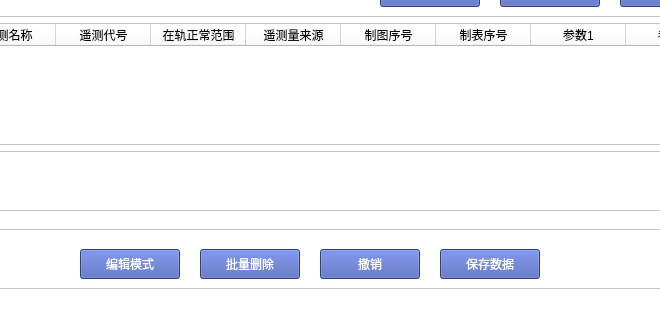
Before: the Qt Designer form interface.ui in Shen-LW/analysis_xp, drawn with Qt 5; both pictures show x 239 to 899 and y 508 to 828 of the 1319 by 828 pixel window.
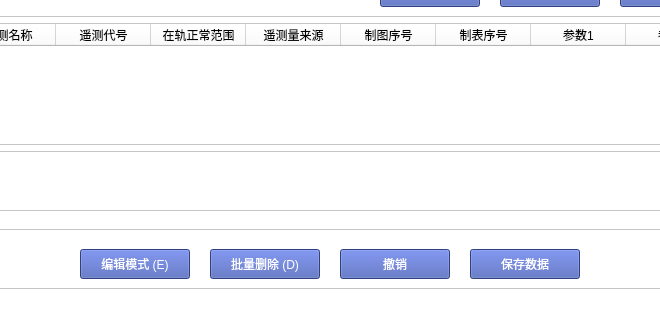
After: the same form once the commit is applied.

The edit to the form file:
```diff
--- a/interface.ui
+++ b/interface.ui
@@ -759,9 +759,9 @@
       <widget class="QPushButton" name="save_change_btn">
        <property name="geometry">
         <rect>
-         <x>670</x>
+         <x>700</x>
          <y>20</y>
-         <width>100</width>
+         <width>110</width>
          <height>30</height>
         </rect>
        </property>
@@ -778,7 +778,7 @@
         <rect>
          <x>310</x>
          <y>20</y>
-         <width>100</width>
+         <width>110</width>
          <height>30</height>
         </rect>
        </property>
@@ -787,15 +787,15 @@
 font: 10pt &quot;Microsoft YaHei UI&quot;;</string>
        </property>
        <property name="text">
-        <string>编辑模式</string>
+        <string>编辑模式 (E)</string>
        </property>
       </widget>
       <widget class="QPushButton" name="delete_btn">
        <property name="geometry">
         <rect>
-         <x>430</x>
+         <x>440</x>
          <y>20</y>
-         <width>100</width>
+         <width>110</width>
          <height>30</height>
         </rect>
        </property>
@@ -804,15 +804,15 @@
 font: 10pt &quot;Microsoft YaHei UI&quot;;</string>
        </property>
        <property name="text">
-        <string>批量删除</string>
+        <string>批量删除 (D)</string>
        </property>
       </widget>
       <widget class="QPushButton" name="undo_btn">
        <property name="geometry">
         <rect>
-         <x>550</x>
+         <x>570</x>
          <y>20</y>
-         <width>100</width>
+         <width>110</width>
          <height>30</height>
         </rect>
        </property>
```
